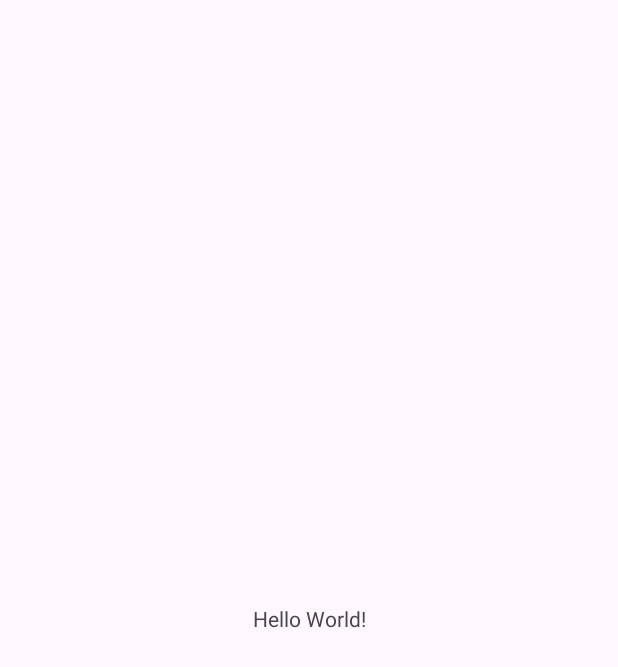
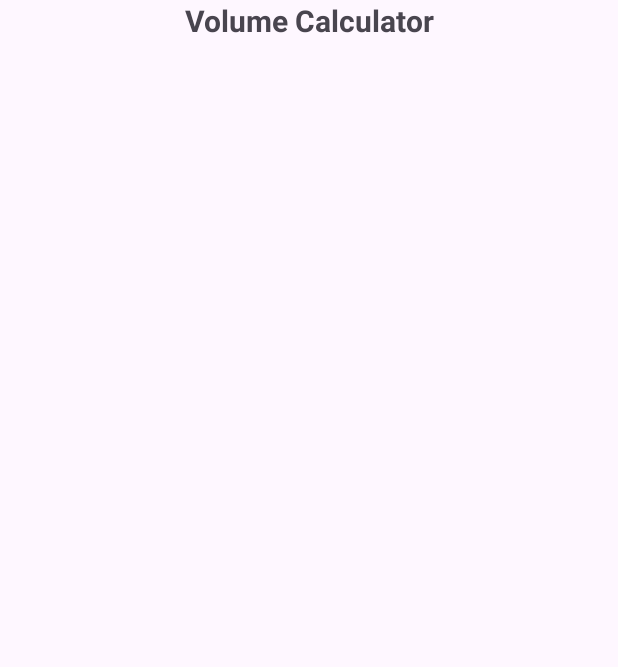
Before and after one commit to RafiHul/VolumeCalculator-GridView-, an Android app: the screen it shows after launch (MainActivity), on a phone screen of 412 x 824 dp. Before the commit the part shown is almost empty. Shown: the top 667 px of the screen. Run offline under Robolectric (Android 15) with nearby library versions, the phone set to English and light mode, and no system bars.

Commit message:
activity_main.xml

```diff
--- a/app/src/main/res/layout/activity_main.xml
+++ b/app/src/main/res/layout/activity_main.xml
@@ -8,12 +8,24 @@
     tools:context=".MainActivity">
 
     <TextView
+        android:id="@+id/textView2"
         android:layout_width="wrap_content"
         android:layout_height="wrap_content"
-        android:text="Hello World!"
-        app:layout_constraintBottom_toBottomOf="parent"
+        android:text="Volume Calculator"
+        android:textSize="20sp"
+        android:textStyle="bold"
         app:layout_constraintEnd_toEndOf="parent"
         app:layout_constraintStart_toStartOf="parent"
         app:layout_constraintTop_toTopOf="parent" />
 
+    <GridView
+        android:layout_width="wrap_content"
+        android:layout_height="wrap_content"
+        android:gravity="center"
+        android:numColumns="2"
+        app:layout_constraintBottom_toBottomOf="parent"
+        app:layout_constraintEnd_toEndOf="parent"
+        app:layout_constraintStart_toStartOf="parent"
+        app:layout_constraintTop_toBottomOf="@+id/textView2" />
+
 </androidx.constraintlayout.widget.ConstraintLayout>
```
